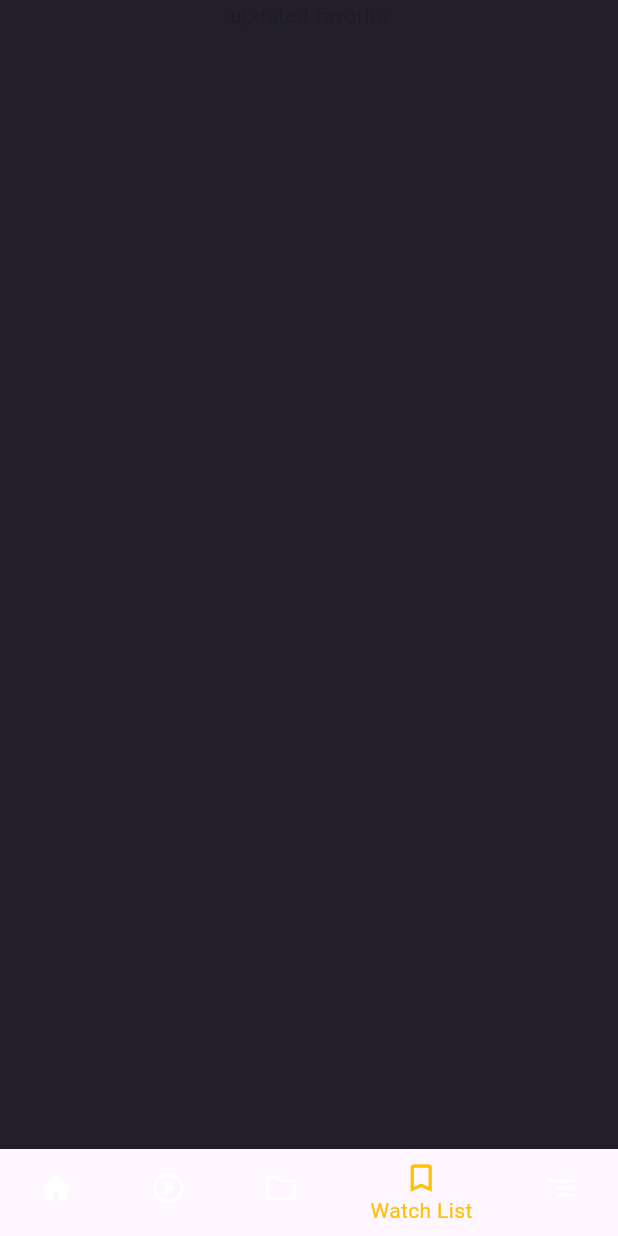
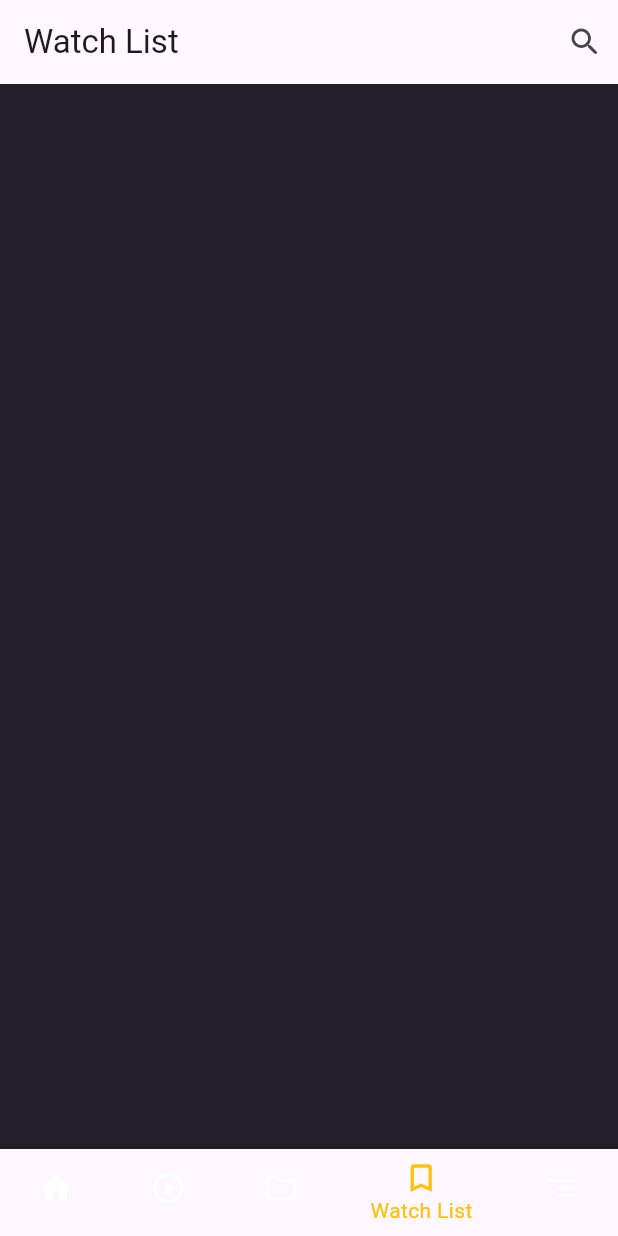
Before and after one commit to Muhammad-Ibrar727/Movies_App-Flutter, a Flutter app: the screen it shows after launch, swiped to page 4, on a phone screen of 412 x 824 dp. Run offline on Flutter 3.47's test engine with Material 3 defaults, Android fonts, the phone set to English and light mode, and no system bars; our stand-ins replace carousel_slider.

Commit message:
New changes are made

```diff
--- /dev/null
+++ b/lib/pages/WatchList/watchList.dart
@@ -0,0 +1,26 @@
+import 'package:flutter/material.dart';
+
+class Watchlist extends StatefulWidget {
+  const Watchlist({super.key});
+
+  @override
+  State<Watchlist> createState() => _WatchlistState();
+}
+
+class _WatchlistState extends State<Watchlist> {
+  @override
+  Widget build(BuildContext context) {
+    return Scaffold(
+      appBar: AppBar(
+        title: const Text('Watch List'),
+        actions: const [
+          Padding(
+            padding: EdgeInsets.only(right: 10),
+            child: Icon(Icons.search_rounded),
+          )
+        ],
+      ),
+      body: const Column(),
+    );
+  }
+}
--- a/lib/pages/mainPage.dart
+++ b/lib/pages/mainPage.dart
@@ -1,8 +1,10 @@
 import 'package:flutter/material.dart';
+import 'package:movies/pages/WatchList/watchList.dart';
 import 'package:movies/pages/favorite.dart';
 import 'package:movies/pages/homePage.dart';
 import 'package:movies/pages/moviesPage.dart';
 import 'package:movies/pages/settings/settingspage.dart';
+
 
 class MainPage extends StatefulWidget {
   const MainPage({super.key});
@@ -36,7 +38,7 @@ class _MainPageState extends State<MainPage> {
           const Homepage(),
           MovieGridPage(),
           const Favorite(),
-          const Favorite(),
+          const Watchlist(),
           const Settingspage(),
         ],
       ),
--- a/lib/pages/settings/settingspage.dart
+++ b/lib/pages/settings/settingspage.dart
@@ -13,7 +13,7 @@ class Settingspage extends StatelessWidget {
       body: SingleChildScrollView(
         child: Column(
           children: [
-            //Box
+
             Container(
               decoration: BoxDecoration(
                   color: Colors.grey.withOpacity(0.1),
```
Also changed, not shown: lib/pages/LoginAndSignUp/SignupAndLogin.dart (+0 -16 lines), lib/pages/TrendingMovies/TrendingMovies.dart (+9 -33 lines), lib/pages/homePage.dart (+18 -8 lines), lib/pages/moviesPage.dart (+9 -15 lines).
